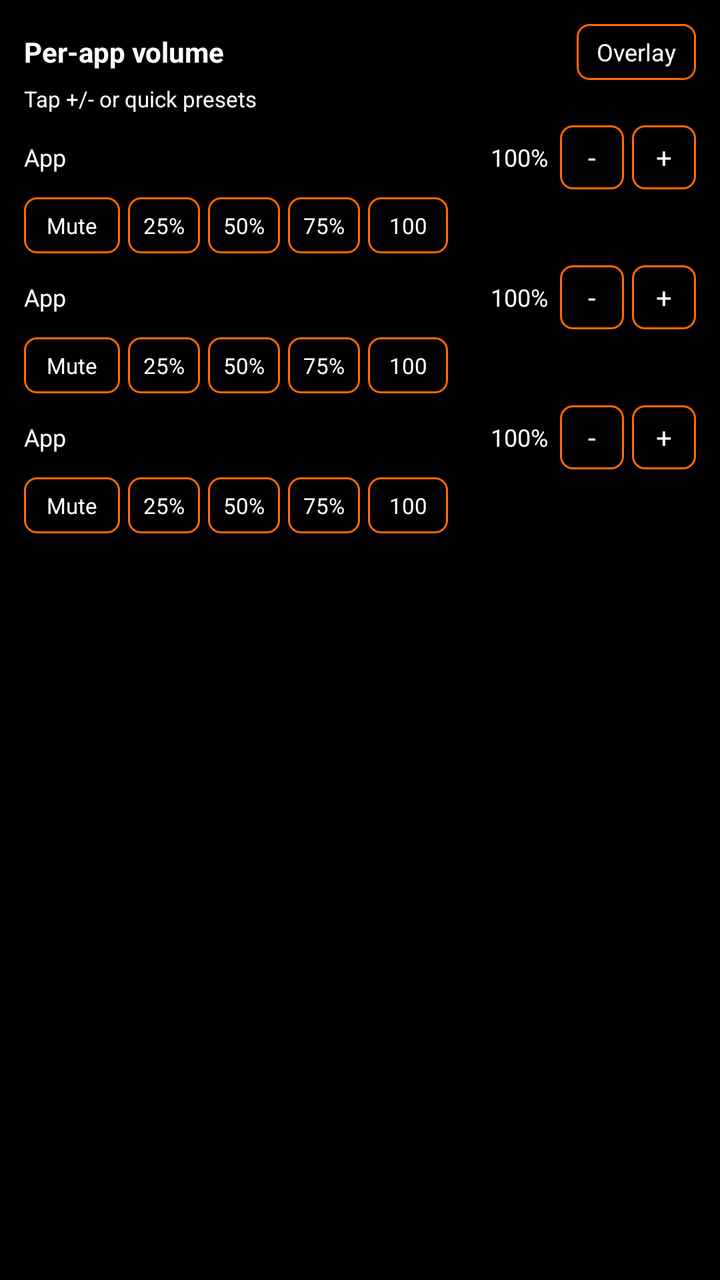
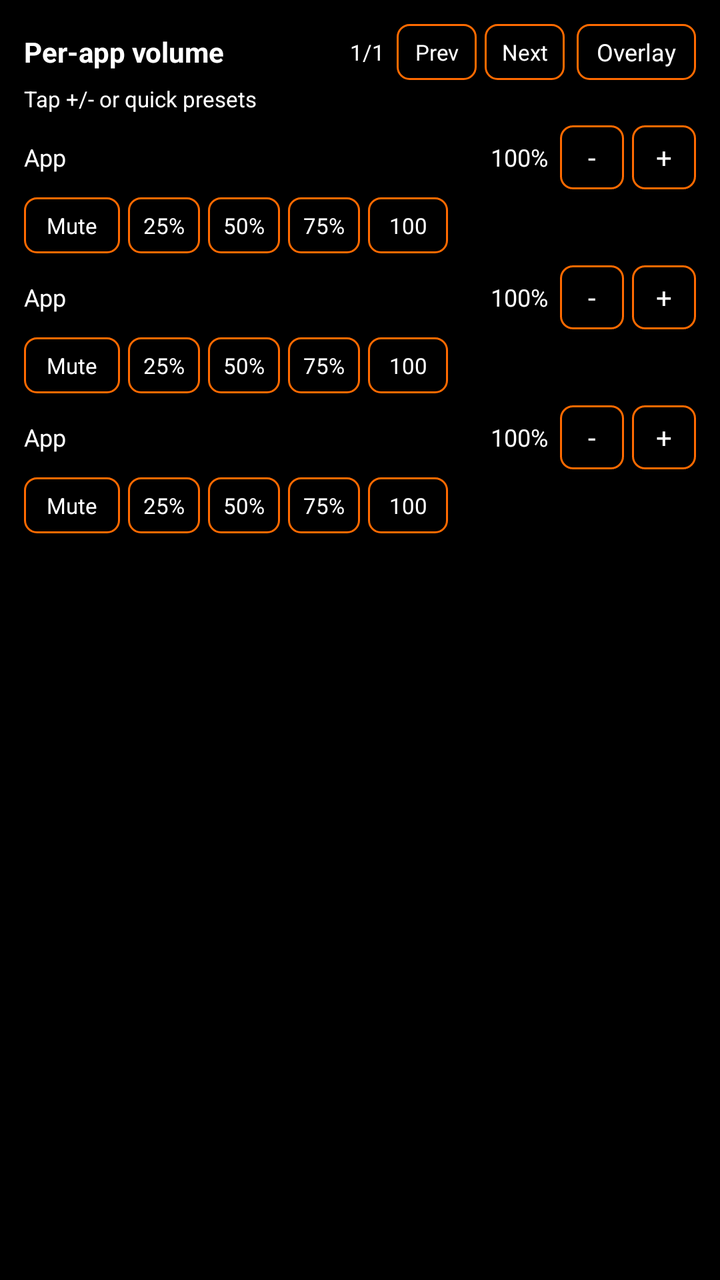

An Android layout rendered at two revisions. The XML below is the earlier revision; the diff shows what the commit changed to produce the second picture.
<!-- AndroidManifest.xml: application theme AppTheme -->
<!-- res/layout/notification_volume_big.xml -->
<?xml version="1.0" encoding="utf-8"?>
<LinearLayout xmlns:android="http://schemas.android.com/apk/res/android"
    android:id="@+id/notif_root"
    android:layout_width="match_parent"
    android:layout_height="wrap_content"
    android:orientation="vertical"
    android:padding="12dp"
    android:background="#000000">

    <LinearLayout
        android:id="@+id/notif_header_row"
        android:layout_width="match_parent"
        android:layout_height="wrap_content"
        android:orientation="horizontal"
        android:gravity="center_vertical"
        android:paddingBottom="2dp">

        <TextView
            android:id="@+id/notif_title"
            android:layout_width="0dp"
            android:layout_height="wrap_content"
            android:layout_weight="1"
            android:text="Per-app volume"
            android:textSize="14sp"
            android:textStyle="bold"
            android:textColor="#FFFFFF"
            android:shadowColor="#000000"
            android:shadowRadius="2"
            android:shadowDx="0"
            android:shadowDy="0" />

        <TextView
            android:id="@+id/notif_open_overlay"
            android:layout_width="wrap_content"
            android:layout_height="28dp"
            android:gravity="center"
            android:paddingStart="10dp"
            android:paddingEnd="10dp"
            android:paddingLeft="10dp"
            android:paddingRight="10dp"
            android:text="Overlay"
            android:textSize="12sp"
            android:textColor="#FFFFFF"
            android:shadowColor="#000000"
            android:shadowRadius="2"
            android:shadowDx="0"
            android:shadowDy="0"
            android:background="@drawable/notif_button" />
    </LinearLayout>

    <TextView
        android:id="@+id/notif_subtitle"
        android:layout_width="match_parent"
        android:layout_height="wrap_content"
        android:text="Tap +/- or quick presets"
        android:textSize="11sp"
        android:textColor="#FFFFFF"
        android:shadowColor="#000000"
        android:shadowRadius="2"
        android:shadowDx="0"
        android:shadowDy="0"
        android:paddingBottom="6dp" />

    <LinearLayout
        android:id="@+id/notif_row_1"
        android:layout_width="match_parent"
        android:layout_height="wrap_content"
        android:orientation="vertical"
        android:paddingBottom="6dp">

        <LinearLayout
            android:id="@+id/notif_row_1_main"
            android:layout_width="match_parent"
            android:layout_height="wrap_content"
            android:orientation="horizontal"
            android:gravity="center_vertical"
            android:paddingBottom="4dp">

            <TextView
                android:id="@+id/notif_app_1"
                android:layout_width="0dp"
                android:layout_height="wrap_content"
                android:layout_weight="1"
                android:ellipsize="end"
                android:maxLines="1"
                android:text="App"
                android:textSize="12sp"
                android:textColor="#FFFFFF"
                android:shadowColor="#000000"
                android:shadowRadius="2"
                android:shadowDx="0"
                android:shadowDy="0" />

            <TextView
                android:id="@+id/notif_value_1"
                android:layout_width="wrap_content"
                android:layout_height="wrap_content"
                android:text="100%"
                android:textSize="12sp"
                android:textColor="#FFFFFF"
                android:shadowColor="#000000"
                android:shadowRadius="2"
                android:shadowDx="0"
                android:shadowDy="0"
                android:paddingEnd="6dp"
                android:paddingRight="6dp" />

            <TextView
                android:id="@+id/notif_minus_1"
                android:layout_width="32dp"
                android:layout_height="32dp"
                android:gravity="center"
                android:text="-"
                android:textSize="14sp"
                android:textColor="#FFFFFF"
                android:shadowColor="#000000"
                android:shadowRadius="2"
                android:shadowDx="0"
                android:shadowDy="0"
                android:background="@drawable/notif_button" />

            <TextView
                android:id="@+id/notif_plus_1"
                android:layout_width="32dp"
                android:layout_height="32dp"
                android:layout_marginStart="4dp"
                android:layout_marginLeft="4dp"
                android:gravity="center"
                android:text="+"
                android:textSize="14sp"
                android:textColor="#FFFFFF"
                android:shadowColor="#000000"
                android:shadowRadius="2"
                android:shadowDx="0"
                android:shadowDy="0"
                android:background="@drawable/notif_button" />
        </LinearLayout>

        <LinearLayout
            android:id="@+id/notif_row_1_quick"
            android:layout_width="match_parent"
            android:layout_height="wrap_content"
            android:orientation="horizontal"
            android:gravity="center_vertical">

            <TextView
                android:id="@+id/notif_mute_1"
                android:layout_width="48dp"
                android:layout_height="28dp"
                android:gravity="center"
                android:text="Mute"
                android:textSize="11sp"
                android:textColor="#FFFFFF"
                android:shadowColor="#000000"
                android:shadowRadius="2"
                android:shadowDx="0"
                android:shadowDy="0"
                android:background="@drawable/notif_button" />

            <TextView
                android:id="@+id/notif_25_1"
                android:layout_width="36dp"
                android:layout_height="28dp"
                android:layout_marginStart="4dp"
                android:layout_marginLeft="4dp"
                android:gravity="center"
                android:text="25%"
                android:textSize="11sp"
                android:textColor="#FFFFFF"
                android:shadowColor="#000000"
                android:shadowRadius="2"
                android:shadowDx="0"
                android:shadowDy="0"
                android:background="@drawable/notif_button" />

            <TextView
                android:id="@+id/notif_50_1"
                android:layout_width="36dp"
                android:layout_height="28dp"
                android:layout_marginStart="4dp"
                android:layout_marginLeft="4dp"
                android:gravity="center"
                android:text="50%"
                android:textSize="11sp"
                android:textColor="#FFFFFF"
                android:shadowColor="#000000"
                android:shadowRadius="2"
                android:shadowDx="0"
                android:shadowDy="0"
                android:background="@drawable/notif_button" />

            <TextView
                android:id="@+id/notif_75_1"
                android:layout_width="36dp"
                android:layout_height="28dp"
                android:layout_marginStart="4dp"
                android:layout_marginLeft="4dp"
                android:gravity="center"
                android:text="75%"
                android:textSize="11sp"
                android:textColor="#FFFFFF"
                android:shadowColor="#000000"
                android:shadowRadius="2"
                android:shadowDx="0"
                android:shadowDy="0"
                android:background="@drawable/notif_button" />

            <TextView
                android:id="@+id/notif_100_1"
                android:layout_width="40dp"
                android:layout_height="28dp"
                android:layout_marginStart="4dp"
                android:layout_marginLeft="4dp"
                android:gravity="center"
                android:text="100"
                android:textSize="11sp"
                android:textColor="#FFFFFF"
                android:shadowColor="#000000"
                android:shadowRadius="2"
                android:shadowDx="0"
                android:shadowDy="0"
                android:background="@drawable/notif_button" />
        </LinearLayout>
    </LinearLayout>

    <LinearLayout
        android:id="@+id/notif_row_2"
        android:layout_width="match_parent"
        android:layout_height="wrap_content"
        android:orientation="vertical"
        android:paddingBottom="6dp">

        <LinearLayout
            android:id="@+id/notif_row_2_main"
            android:layout_width="match_parent"
            android:layout_height="wrap_content"
            android:orientation="horizontal"
            android:gravity="center_vertical"
            android:paddingBottom="4dp">

            <TextView
                android:id="@+id/notif_app_2"
                android:layout_width="0dp"
                android:layout_height="wrap_content"
                android:layout_weight="1"
                android:ellipsize="end"
                android:maxLines="1"
                android:text="App"
                android:textSize="12sp"
                android:textColor="#FFFFFF"
                android:shadowColor="#000000"
                android:shadowRadius="2"
                android:shadowDx="0"
                android:shadowDy="0" />

            <TextView
                android:id="@+id/notif_value_2"
                android:layout_width="wrap_content"
                android:layout_height="wrap_content"
                android:text="100%"
                android:textSize="12sp"
                android:textColor="#FFFFFF"
                android:shadowColor="#000000"
                android:shadowRadius="2"
                android:shadowDx="0"
                android:shadowDy="0"
                android:paddingEnd="6dp"
                android:paddingRight="6dp" />

            <TextView
                android:id="@+id/notif_minus_2"
                android:layout_width="32dp"
                android:layout_height="32dp"
                android:gravity="center"
                android:text="-"
                android:textSize="14sp"
                android:textColor="#FFFFFF"
                android:shadowColor="#000000"
                android:shadowRadius="2"
                android:shadowDx="0"
                android:shadowDy="0"
                android:background="@drawable/notif_button" />

            <TextView
                android:id="@+id/notif_plus_2"
                android:layout_width="32dp"
                android:layout_height="32dp"
                android:layout_marginStart="4dp"
                android:layout_marginLeft="4dp"
                android:gravity="center"
                android:text="+"
                android:textSize="14sp"
                android:textColor="#FFFFFF"
                android:shadowColor="#000000"
                android:shadowRadius="2"
                android:shadowDx="0"
                android:shadowDy="0"
                android:background="@drawable/notif_button" />
        </LinearLayout>

        <LinearLayout
            android:id="@+id/notif_row_2_quick"
            android:layout_width="match_parent"
            android:layout_height="wrap_content"
            android:orientation="horizontal"
            android:gravity="center_vertical">

            <TextView
                android:id="@+id/notif_mute_2"
                android:layout_width="48dp"
                android:layout_height="28dp"
                android:gravity="center"
                android:text="Mute"
                android:textSize="11sp"
                android:textColor="#FFFFFF"
                android:shadowColor="#000000"
                android:shadowRadius="2"
                android:shadowDx="0"
                android:shadowDy="0"
                android:background="@drawable/notif_button" />

            <TextView
                android:id="@+id/notif_25_2"
                android:layout_width="36dp"
                android:layout_height="28dp"
                android:layout_marginStart="4dp"
                android:layout_marginLeft="4dp"
                android:gravity="center"
                android:text="25%"
                android:textSize="11sp"
                android:textColor="#FFFFFF"
                android:shadowColor="#000000"
                android:shadowRadius="2"
                android:shadowDx="0"
                android:shadowDy="0"
                android:background="@drawable/notif_button" />

            <TextView
                android:id="@+id/notif_50_2"
                android:layout_width="36dp"
                android:layout_height="28dp"
                android:layout_marginStart="4dp"
                android:layout_marginLeft="4dp"
                android:gravity="center"
                android:text="50%"
                android:textSize="11sp"
                android:textColor="#FFFFFF"
                android:shadowColor="#000000"
                android:shadowRadius="2"
                android:shadowDx="0"
                android:shadowDy="0"
                android:background="@drawable/notif_button" />

            <TextView
                android:id="@+id/notif_75_2"
                android:layout_width="36dp"
                android:layout_height="28dp"
                android:layout_marginStart="4dp"
                android:layout_marginLeft="4dp"
                android:gravity="center"
                android:text="75%"
                android:textSize="11sp"
                android:textColor="#FFFFFF"
                android:shadowColor="#000000"
                android:shadowRadius="2"
                android:shadowDx="0"
                android:shadowDy="0"
                android:background="@drawable/notif_button" />

            <TextView
                android:id="@+id/notif_100_2"
                android:layout_width="40dp"
                android:layout_height="28dp"
                android:layout_marginStart="4dp"
                android:layout_marginLeft="4dp"
                android:gravity="center"
                android:text="100"
                android:textSize="11sp"
                android:textColor="#FFFFFF"
                android:shadowColor="#000000"
                android:shadowRadius="2"
                android:shadowDx="0"
                android:shadowDy="0"
                android:background="@drawable/notif_button" />
        </LinearLayout>
    </LinearLayout>

    <LinearLayout
        android:id="@+id/notif_row_3"
        android:layout_width="match_parent"
        android:layout_height="wrap_content"
        android:orientation="vertical">

        <LinearLayout
            android:id="@+id/notif_row_3_main"
            android:layout_width="match_parent"
            android:layout_height="wrap_content"
            android:orientation="horizontal"
            android:gravity="center_vertical"
            android:paddingBottom="4dp">

            <TextView
                android:id="@+id/notif_app_3"
                android:layout_width="0dp"
                android:layout_height="wrap_content"
                android:layout_weight="1"
                android:ellipsize="end"
                android:maxLines="1"
                android:text="App"
                android:textSize="12sp"
                android:textColor="#FFFFFF"
                android:shadowColor="#000000"
                android:shadowRadius="2"
                android:shadowDx="0"
                android:shadowDy="0" />

            <TextView
                android:id="@+id/notif_value_3"
                android:layout_width="wrap_content"
                android:layout_height="wrap_content"
                android:text="100%"
                android:textSize="12sp"
                android:textColor="#FFFFFF"
                android:shadowColor="#000000"
                android:shadowRadius="2"
                android:shadowDx="0"
                android:shadowDy="0"
                android:paddingEnd="6dp"
                android:paddingRight="6dp" />

            <TextView
                android:id="@+id/notif_minus_3"
                android:layout_width="32dp"
                android:layout_height="32dp"
                android:gravity="center"
                android:text="-"
                android:textSize="14sp"
                android:textColor="#FFFFFF"
                android:shadowColor="#000000"
                android:shadowRadius="2"
                android:shadowDx="0"
                android:shadowDy="0"
                android:background="@drawable/notif_button" />

            <TextView
                android:id="@+id/notif_plus_3"
                android:layout_width="32dp"
                android:layout_height="32dp"
                android:layout_marginStart="4dp"
                android:layout_marginLeft="4dp"
                android:gravity="center"
                android:text="+"
                android:textSize="14sp"
                android:textColor="#FFFFFF"
                android:shadowColor="#000000"
                android:shadowRadius="2"
                android:shadowDx="0"
                android:shadowDy="0"
                android:background="@drawable/notif_button" />
        </LinearLayout>

        <LinearLayout
            android:id="@+id/notif_row_3_quick"
            android:layout_width="match_parent"
            android:layout_height="wrap_content"
            android:orientation="horizontal"
            android:gravity="center_vertical">

            <TextView
                android:id="@+id/notif_mute_3"
                android:layout_width="48dp"
                android:layout_height="28dp"
                android:gravity="center"
                android:text="Mute"
                android:textSize="11sp"
                android:textColor="#FFFFFF"
                android:shadowColor="#000000"
                android:shadowRadius="2"
                android:shadowDx="0"
                android:shadowDy="0"
                android:background="@drawable/notif_button" />

            <TextView
                android:id="@+id/notif_25_3"
                android:layout_width="36dp"
                android:layout_height="28dp"
                android:layout_marginStart="4dp"
                android:layout_marginLeft="4dp"
                android:gravity="center"
                android:text="25%"
                android:textSize="11sp"
                android:textColor="#FFFFFF"
                android:shadowColor="#000000"
                android:shadowRadius="2"
                android:shadowDx="0"
                android:shadowDy="0"
                android:background="@drawable/notif_button" />

            <TextView
                android:id="@+id/notif_50_3"
                android:layout_width="36dp"
                android:layout_height="28dp"
                android:layout_marginStart="4dp"
                android:layout_marginLeft="4dp"
                android:gravity="center"
                android:text="50%"
                android:textSize="11sp"
                android:textColor="#FFFFFF"
                android:shadowColor="#000000"
                android:shadowRadius="2"
                android:shadowDx="0"
                android:shadowDy="0"
                android:background="@drawable/notif_button" />

            <TextView
                android:id="@+id/notif_75_3"
                android:layout_width="36dp"
                android:layout_height="28dp"
                android:layout_marginStart="4dp"
                android:layout_marginLeft="4dp"
                android:gravity="center"
                android:text="75%"
                android:textSize="11sp"
                android:textColor="#FFFFFF"
                android:shadowColor="#000000"
                android:shadowRadius="2"
                android:shadowDx="0"
                android:shadowDy="0"
                android:background="@drawable/notif_button" />

            <TextView
                android:id="@+id/notif_100_3"
                android:layout_width="40dp"
                android:layout_height="28dp"
                android:layout_marginStart="4dp"
                android:layout_marginLeft="4dp"
                android:gravity="center"
                android:text="100"
                android:textSize="11sp"
                android:textColor="#FFFFFF"
                android:shadowColor="#000000"
                android:shadowRadius="2"
                android:shadowDx="0"
                android:shadowDy="0"
                android:background="@drawable/notif_button" />
        </LinearLayout>
    </LinearLayout>
</LinearLayout>
<!-- resources referenced by this layout -->
<resources>
  <!-- drawable notif_button (drawable) -->
  <?xml version="1.0" encoding="utf-8"?>
  <shape xmlns:android="http://schemas.android.com/apk/res/android">
      <solid android:color="#000000" />
      <stroke
          android:width="1dp"
          android:color="#FF6A00" />
      <corners android:radius="6dp" />
  </shape>
  <style name="AppTheme" parent="Theme.AppCompat.Light.NoActionBar">
          <item name="android:windowIsTranslucent">false</item>
      </style>
</resources>

<!-- the commit's change to res/layout/notification_volume_big.xml (unified diff, before → after) -->
@@ -28,6 +28,52 @@
             android:shadowRadius="2"
             android:shadowDx="0"
             android:shadowDy="0" />
+
+        <TextView
+            android:id="@+id/notif_page"
+            android:layout_width="wrap_content"
+            android:layout_height="wrap_content"
+            android:text="1/1"
+            android:textSize="11sp"
+            android:textColor="#FFFFFF"
+            android:shadowColor="#000000"
+            android:shadowRadius="2"
+            android:shadowDx="0"
+            android:shadowDy="0"
+            android:paddingEnd="6dp"
+            android:paddingRight="6dp" />
+
+        <TextView
+            android:id="@+id/notif_prev"
+            android:layout_width="40dp"
+            android:layout_height="28dp"
+            android:gravity="center"
+            android:text="Prev"
+            android:textSize="11sp"
+            android:textColor="#FFFFFF"
+            android:shadowColor="#000000"
+            android:shadowRadius="2"
+            android:shadowDx="0"
+            android:shadowDy="0"
+            android:background="@drawable/notif_button"
+            android:layout_marginEnd="4dp"
+            android:layout_marginRight="4dp" />
+
+        <TextView
+            android:id="@+id/notif_next"
+            android:layout_width="40dp"
+            android:layout_height="28dp"
+            android:gravity="center"
+            android:text="Next"
+            android:textSize="11sp"
+            android:textColor="#FFFFFF"
+            android:shadowColor="#000000"
+            android:shadowRadius="2"
+            android:shadowDx="0"
+            android:shadowDy="0"
+            android:background="@drawable/notif_button"
+            android:layout_marginEnd="6dp"
+            android:layout_marginRight="6dp" />
 
         <TextView
             android:id="@+id/notif_open_overlay"
